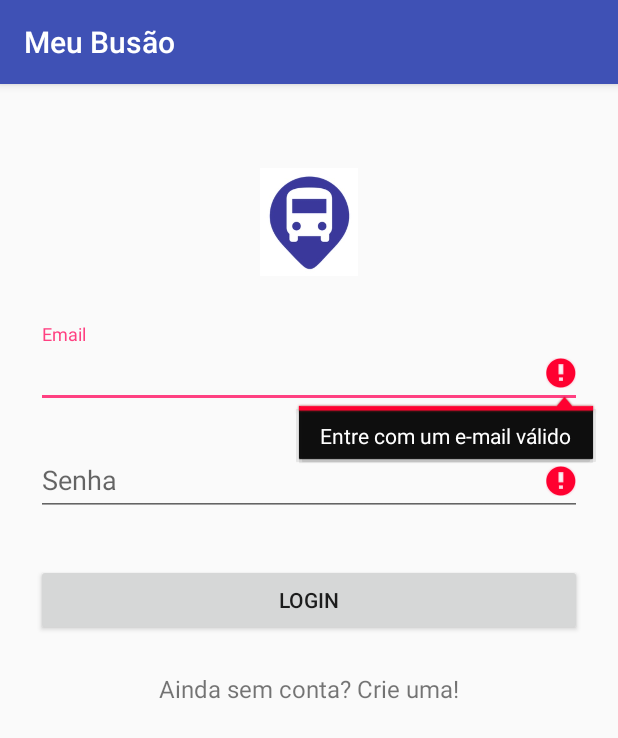
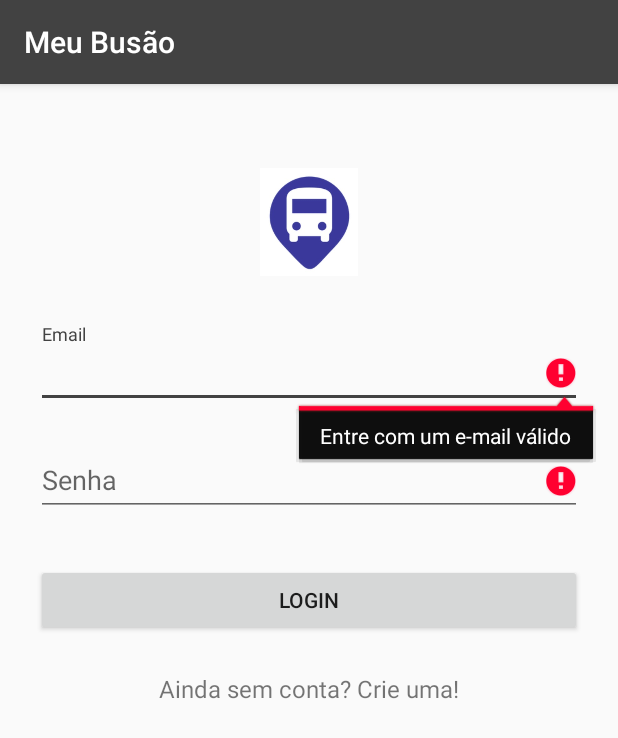
Before and after one commit to dudu96xd/TCC, an Android app: the screen it shows after launch (LoginActivity), after a tap on "LOGIN", on a phone screen of 412 x 824 dp. Shown: the top 738 px of the screen. Run offline under Robolectric (Android 15) with nearby library versions, the phone set to English and light mode, and no system bars; our stand-ins replace ButterKnife.

```diff
--- a/app/src/main/java/grupo9/usjt/usjt/com/activities/LoginActivity.java
+++ b/app/src/main/java/grupo9/usjt/usjt/com/activities/LoginActivity.java
@@ -129,7 +129,7 @@ public class LoginActivity extends AppCompatActivity {
     }
 
     public void onLoginFailed() {
-        Toast.makeText(getBaseContext(), "Login não realizado.", Toast.LENGTH_LONG).show();
+        Toast.makeText(getBaseContext(), "Usuário e/ou senha inválidos.", Toast.LENGTH_LONG).show();
 
     }
 
--- a/app/src/main/java/grupo9/usjt/usjt/com/activities/UtilPermissions.java
+++ b/app/src/main/java/grupo9/usjt/usjt/com/helper/utils/UtilPermissions.java
@@ -1,4 +1,4 @@
-package grupo9.usjt.usjt.com.activities;
+package grupo9.usjt.usjt.com.helper.utils;
 
 import android.content.Context;
 import android.content.pm.PackageManager;
--- a/app/src/main/res/values/styles.xml
+++ b/app/src/main/res/values/styles.xml
@@ -3,9 +3,9 @@
     <!-- Base application theme. -->
     <style name="AppTheme" parent="Theme.AppCompat.Light.DarkActionBar">
         <!-- Customize your theme here. -->
-        <item name="colorPrimary">@color/colorPrimary</item>
-        <item name="colorPrimaryDark">@color/colorPrimaryDark</item>
-        <item name="colorAccent">@color/colorAccent</item>
+        <item name="colorPrimary">@color/cardview_dark_background</item>
+        <item name="colorPrimaryDark">@color/cardview_dark_background</item>
+        <item name="colorAccent">@color/cardview_dark_background</item>
     </style>
 
 </resources>
```
Also changed, not shown: app/src/main/java/grupo9/usjt/usjt/com/helper/dao/DBHelper.java (+5 -4 lines).
